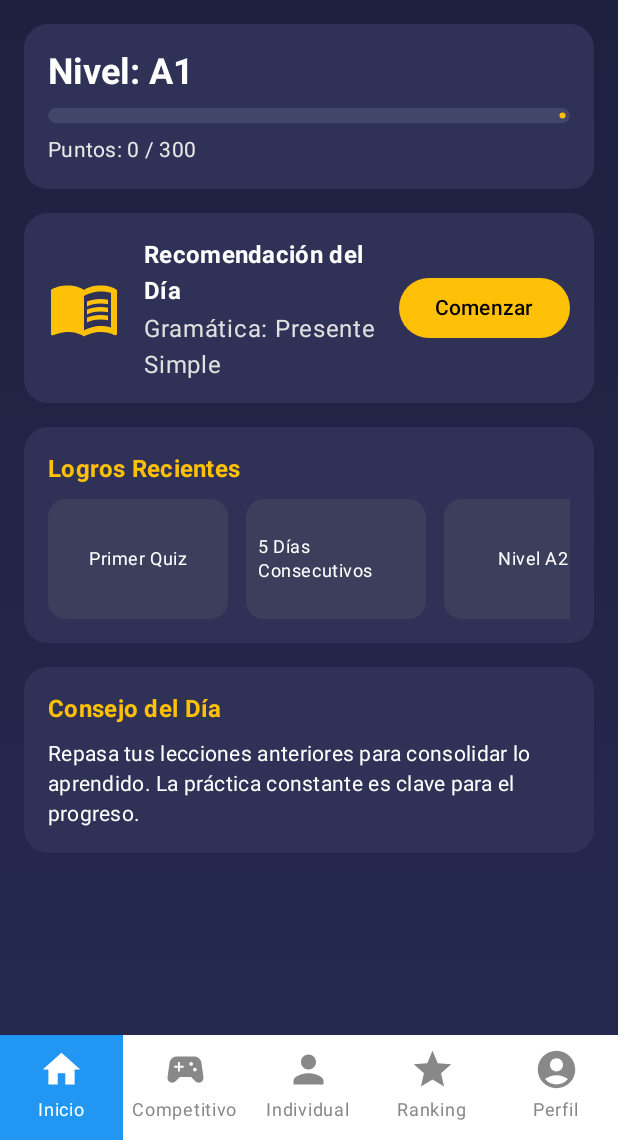
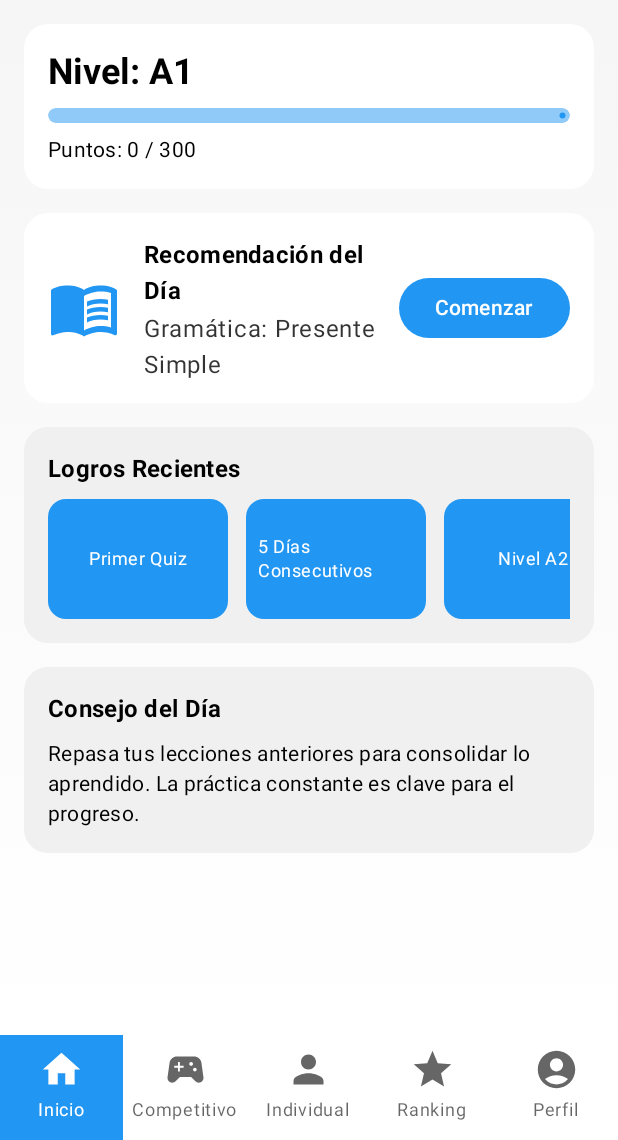
Before and after one commit to vasilon/GameGlish, an Android app built with Jetpack Compose: the HomeScreen screen opened through its navigation route, on a phone screen of 412 x 824 dp, the part 96-1236 px from its top. Run offline under Robolectric (Android 15) with nearby library versions, the phone set to English and light mode, and no system bars; our stand-ins replace Firebase (no records; nobody signed in at launch, a user with empty details on screens opened directly), Room's generated code.

Commit message:
8.2 Modo noche y modo dia para home y navbar

```diff
--- a/app/src/main/java/com/example/gameglish/ui/components/BottomNavItem.kt
+++ b/app/src/main/java/com/example/gameglish/ui/components/BottomNavItem.kt
@@ -4,6 +4,7 @@ import androidx.compose.foundation.background
 import androidx.compose.foundation.clickable
 import androidx.compose.foundation.layout.*
 import androidx.compose.material3.Icon
+import androidx.compose.material3.MaterialTheme
 import androidx.compose.material3.Text
 import androidx.compose.runtime.Composable
 import androidx.compose.runtime.getValue
@@ -15,7 +16,6 @@ import androidx.compose.ui.unit.dp
 import androidx.compose.ui.unit.sp
 import androidx.navigation.NavHostController
 import androidx.navigation.compose.currentBackStackEntryAsState
-import com.example.gameglish.ui.navigation.Screen
 import androidx.compose.material.icons.Icons
 import androidx.compose.material.icons.filled.AccountCircle
 import androidx.compose.material.icons.filled.Home
@@ -27,6 +27,8 @@ data class BottomNavItem(
     val label: String,
     val route: String,
     val icon: ImageVector,
+    // Se mantiene el color asignado para el estado seleccionado,
+    // pero se pueden crear listas similares para que concuerden con el tema.
     val selectedBackgroundColor: Color,
     val selectedIconColor: Color = Color.White
 )
@@ -72,7 +74,8 @@ fun CustomBottomNavigationBar(navController: NavHostController) {
     Row(
         modifier = Modifier
             .fillMaxWidth()
-            .background(Color.White),
+            // Usamos el color de superficie definido en el tema para el fondo general.
+            .background(MaterialTheme.colorScheme.surface),
         horizontalArrangement = Arrangement.SpaceEvenly,
         verticalAlignment = Alignment.CenterVertically
     ) {
@@ -81,7 +84,10 @@ fun CustomBottomNavigationBar(navController: NavHostController) {
             Box(
                 modifier = Modifier
                     .weight(1f)
-                    .background(if (selected) item.selectedBackgroundColor else Color.Transparent)
+                    .background(
+                        // Si está seleccionado, se muestra el color asignado; si no, transparente.
+                        color = if (selected) item.selectedBackgroundColor else Color.Transparent
+                    )
                     .clickable {
                         navController.navigate(item.route) {
                             launchSingleTop = true
@@ -94,13 +100,20 @@ fun CustomBottomNavigationBar(navController: NavHostController) {
                     Icon(
                         imageVector = item.icon,
                         contentDescription = item.label,
-                        tint = if (selected) item.selectedIconColor else Color.Gray,
+                        tint = if (selected)
+                            item.selectedIconColor
+                        else
+                        // Se usa el color onSurface del tema con menor opacidad para no seleccionados.
+                            MaterialTheme.colorScheme.onSurface.copy(alpha = 0.6f),
                         modifier = Modifier.size(30.dp)
                     )
                     Text(
                         text = item.label,
                         fontSize = 12.sp,
-                        color = if (selected) item.selectedIconColor else Color.Gray
+                        color = if (selected)
+                            item.selectedIconColor
+                        else
+                            MaterialTheme.colorScheme.onSurface.copy(alpha = 0.6f)
                     )
                 }
             }
--- a/app/src/main/java/com/example/gameglish/ui/theme/GameGlishTheme.kt
+++ /dev/null
@@ -1,17 +0,0 @@
-package com.example.gameglish.ui.theme
-
-import androidx.compose.material3.MaterialTheme
-import androidx.compose.material3.Shapes
-import androidx.compose.runtime.Composable
-
-
-
-@Composable
-fun GameGlishTheme(content: @Composable () -> Unit) {
-    MaterialTheme(
-        colorScheme = LightColorScheme,
-        typography = Typography,
-        shapes = Shapes(),
-        content = content
-    )
-}
--- a/app/src/main/java/com/example/gameglish/ui/theme/Theme.kt
+++ b/app/src/main/java/com/example/gameglish/ui/theme/Theme.kt
@@ -3,41 +3,53 @@ package com.example.gameglish.ui.theme
 import android.app.Activity
 import android.os.Build
 import androidx.compose.foundation.isSystemInDarkTheme
-import androidx.compose.material3.MaterialTheme
-import androidx.compose.material3.darkColorScheme
-import androidx.compose.material3.dynamicDarkColorScheme
-import androidx.compose.material3.dynamicLightColorScheme
-import androidx.compose.material3.lightColorScheme
+import androidx.compose.foundation.shape.RoundedCornerShape
+import androidx.compose.material3.*
 import androidx.compose.runtime.Composable
+import androidx.compose.ui.graphics.Color
+import androidx.compose.ui.graphics.toArgb
 import androidx.compose.ui.platform.LocalContext
+import androidx.compose.ui.platform.LocalView
+import androidx.compose.ui.unit.dp
+import androidx.core.view.WindowCompat
+
+val Shapes = Shapes(
+    small = RoundedCornerShape(4.dp),
+    medium = RoundedCornerShape(8.dp),
+    large = RoundedCornerShape(16.dp)
+)
 
 private val DarkColorScheme = darkColorScheme(
-    primary = Purple80,
-    secondary = PurpleGrey80,
-    tertiary = Pink80
+    primary = Color(0xFF2196F3),     // Azul para la TopBar, botones, etc.
+    secondary = Color(0xFF25294E),
+    background = Color(0xFF1D1F3E),
+    surface = Color(0xFF2F3256),
+    // surfaceVariant servirá para contenedores que destaquen más que surface
+    surfaceVariant = Color(0xFF3B3F6C),
+    onPrimary = Color.White,
+    onSecondary = Color.White,
+    onBackground = Color.White,
+    onSurface = Color.White
 )
 
-val LightColorScheme = lightColorScheme(
-    primary = Purple40,
-    secondary = PurpleGrey40,
-    tertiary = Pink40
+private val LightColorScheme = lightColorScheme(
 
-    /* Other default colors to override
-    background = Color(0xFFFFFBFE),
-    surface = Color(0xFFFFFBFE),
+    primary = Color(0xFF2196F3),     // Mismo azul para modo claro
+    secondary = Color(0xFF90CAF9),
+    background = Color(0xFFF5F5F5),
+    surface = Color.White,
+    // surfaceVariant para contenedores en modo claro, un tono gris muy claro
+    surfaceVariant = Color(0xFFF0F0F0),
     onPrimary = Color.White,
-    onSecondary = Color.White,
-    onTertiary = Color.White,
-    onBackground = Color(0xFF1C1B1F),
-    onSurface = Color(0xFF1C1B1F),
-    */
+    onSecondary = Color.Black,
+    onBackground = Color.Black,
+    onSurface = Color.Black
 )
 
 @Composable
 fun GameGlishTheme(
     darkTheme: Boolean = isSystemInDarkTheme(),
-    // Dynamic color is available on Android 12+
-    dynamicColor: Boolean = true,
+    dynamicColor: Boolean = false,
     content: @Composable () -> Unit
 ) {
     val colorScheme = when {
@@ -45,14 +57,15 @@ fun GameGlishTheme(
             val context = LocalContext.current
             if (darkTheme) dynamicDarkColorScheme(context) else dynamicLightColorScheme(context)
         }
-
         darkTheme -> DarkColorScheme
         else -> LightColorScheme
     }
 
+
     MaterialTheme(
         colorScheme = colorScheme,
         typography = Typography,
+        shapes = Shapes,
         content = content
     )
 }
--- a/app/src/main/java/com/example/gameglish/ui/view/HomeScreen.kt
+++ b/app/src/main/java/com/example/gameglish/ui/view/HomeScreen.kt
@@ -6,7 +6,6 @@ import androidx.compose.foundation.clickable
 import androidx.compose.foundation.layout.*
 import androidx.compose.foundation.lazy.LazyRow
 import androidx.compose.foundation.lazy.items
-import androidx.compose.foundation.shape.CircleShape
 import androidx.compose.foundation.shape.RoundedCornerShape
 import androidx.compose.material3.*
 import androidx.compose.material3.CardDefaults.cardElevation
@@ -15,13 +14,8 @@ import androidx.compose.ui.Alignment
 import androidx.compose.ui.Modifier
 import androidx.compose.ui.draw.clip
 import androidx.compose.ui.graphics.Brush
-import androidx.compose.ui.graphics.Color
-import androidx.compose.ui.graphics.ColorFilter
-import androidx.compose.ui.graphics.vector.ImageVector
-import androidx.compose.ui.layout.ContentScale
 import androidx.compose.ui.platform.LocalContext
 import androidx.compose.ui.res.painterResource
-import androidx.compose.ui.res.vectorResource
 import androidx.compose.ui.text.font.FontWeight
 import androidx.compose.ui.text.style.TextOverflow
 import androidx.compose.ui.unit.dp
@@ -33,7 +27,6 @@ import com.example.gameglish.data.database.GameGlishDatabase
 import com.example.gameglish.data.repository.RepositoryUsuario
 import com.example.gameglish.ui.viewmodel.LoginViewModel
 import com.google.firebase.auth.FirebaseAuth
-import kotlinx.coroutines.launch
 import kotlin.math.min
 
 @OptIn(ExperimentalMaterial3Api::class)
@@ -42,15 +35,9 @@ fun HomeScreen(
     navController: NavController,
     loginViewModel: LoginViewModel = viewModel()
 ) {
-    // -------------------------
-    // 1) Mantener Menú y Diálogo de Logout
-    // -------------------------
     var menuExpanded by remember { mutableStateOf(false) }
     var showLogoutDialog by remember { mutableStateOf(false) }
 
-    // -------------------------
-    // 2) Datos de Usuario y Progreso
-    // -------------------------
     val context = LocalContext.current
     val db = GameGlishDatabase.getDatabase(context)
     val repositoryUsuario = remember { RepositoryUsuario(db) }
@@ -59,13 +46,11 @@ fun HomeScreen(
     var userLevel by remember { mutableStateOf("A1") }
     val levels = listOf("A1", "A2", "B1", "B2", "C1", "C2", "NATIVE")
 
-    // Datos ficticios para logros y recomendación
+    // Datos ficticios
     val achievements = listOf("Primer Quiz", "5 Días Consecutivos", "Nivel A2")
     val recommendedLesson = "Gramática: Presente Simple"
 
-    // -------------------------
-    // 3) Cargar Datos de Usuario con estilo “GlobalRanking”
-    // -------------------------
+    // Carga de datos de Usuario
     LaunchedEffect(true) {
         val uid = FirebaseAuth.getInstance().currentUser?.uid ?: return@LaunchedEffect
         var usuario = repositoryUsuario.obtenerUsuarioLocal(uid)
@@ -88,7 +73,7 @@ fun HomeScreen(
         }
     }
 
-    // Al superar 300 puntos sube de nivel y reinicia a 0
+    // Subir nivel al llegar a 300 puntos
     LaunchedEffect(userPoints) {
         if (userPoints >= 300) {
             val currentIndex = levels.indexOf(userLevel)
@@ -99,29 +84,26 @@ fun HomeScreen(
         }
     }
 
-    // -------------------------
-    // 4) Scaffold con TopBar y Gradiente Oscuro
-    // (No se cambia la funcionalidad del TopBar)
-    // -------------------------
     Scaffold(
         topBar = {
-            // ¡No modificamos el color ni la funcionalidad del TopBar!
             TopAppBar(
                 title = {
                     Text(
                         text = "GameGlish",
                         fontSize = 22.sp,
                         fontWeight = FontWeight.Bold,
-                        color = Color.White
+                        color = MaterialTheme.colorScheme.onPrimary
                     )
                 },
-                colors = TopAppBarDefaults.topAppBarColors(containerColor = Color(0xFF2196F3)),
+                colors = TopAppBarDefaults.topAppBarColors(
+                    containerColor = MaterialTheme.colorScheme.primary
+                ),
                 actions = {
                     IconButton(onClick = { menuExpanded = true }) {
                         Icon(
                             painter = painterResource(id = R.drawable.baseline_account_circle_24),
                             contentDescription = "Ajustes",
-                            tint = Color.White
+                            tint = MaterialTheme.colorScheme.onPrimary
                         )
                     }
                     DropdownMenu(
@@ -147,53 +129,39 @@ fun HomeScreen(
             )
         },
         content = { paddingValues ->
-            // -------------------------
-            // Fondo con gradiente oscuro (como GlobalRankingScreen)
-            // -------------------------
-            val darkBackgroundTop = Color(0xFF1D1F3E)
-            val darkBackgroundBottom = Color(0xFF25294E)
-
+            // Gradiente de fondo usando background y surface
+            val gradientColors = listOf(
+                MaterialTheme.colorScheme.background,
+                MaterialTheme.colorScheme.surface
+            )
             Box(
                 modifier = Modifier
                     .fillMaxSize()
-                    .background(
-                        brush = Brush.verticalGradient(
-                            colors = listOf(darkBackgroundTop, darkBackgroundBottom)
-                        )
-                    )
+                    .background(brush = Brush.verticalGradient(gradientColors))
                     .padding(paddingValues)
             ) {
-                // -------------------------
-                // Contenido principal
-                // -------------------------
                 Column(
                     modifier = Modifier
                         .fillMaxSize()
                         .padding(16.dp),
                     verticalArrangement = Arrangement.spacedBy(16.dp)
                 ) {
-                    // Header con nivel y progreso
-                    DashboardHeaderDark(userLevel = userLevel, userPoints = userPoints)
+                    DashboardHeader(userLevel = userLevel, userPoints = userPoints)
 
-                    // Card de Recomendación del Día
-                    RecommendationCardDark(
+                    RecommendationCard(
                         lessonTitle = recommendedLesson,
                         onClick = { /* Navegar a la lección recomendada */ }
                     )
 
-                    // Sección de Logros Recientes
-                    AchievementsSectionDark(achievements = achievements)
+                    AchievementsSection(achievements = achievements)
 
-                    // Sección de “Noticias” o “Consejo”
-                    NewsSectionDark()
+                    NewsSection()
                 }
             }
         }
     )
 
-    // -------------------------
     // Diálogo de Logout
-    // -------------------------
     if (showLogoutDialog) {
         AlertDialog(
             onDismissRequest = { showLogoutDialog = false },
@@ -222,19 +190,16 @@ fun HomeScreen(
 }
 
 /**
- * DashboardHeader con estilo oscuro y barras en color amarillo,
- * similar a la línea de diseño de GlobalRankingScreen.
+ * DashboardHeader que se adapta a cualquier modo, usando los colores del tema.
  */
 @Composable
-fun DashboardHeaderDark(userLevel: String, userPoints: Int) {
-    // Progreso normalizado (de 0.0 a 1.0)
+fun DashboardHeader(userLevel: String, userPoints: Int) {
     val progress = min(userPoints / 300f, 1f)
-    // Card oscura
     Card(
         modifier = Modifier.fillMaxWidth(),
-        colors = CardDefaults.cardColors(containerColor = Color(0xFF2F3256)),
-        elevation = cardElevation(0.dp),
-        shape = RoundedCornerShape(16.dp)
+        colors = CardDefaults.cardColors(containerColor = MaterialTheme.colorScheme.surface),
+        shape = RoundedCornerShape(16.dp),
+        elevation = cardElevation(0.dp)
     ) {
         Column(
             modifier = Modifier.padding(16.dp),
@@ -243,32 +208,31 @@ fun DashboardHeaderDark(userLevel: String, userPoints: Int) {
             Text(
                 text = "Nivel: $userLevel",
                 style = MaterialTheme.typography.headlineSmall.copy(fontWeight = FontWeight.Bold),
-                color = Color.White
+                color = MaterialTheme.colorScheme.onSurface
             )
-            // Barra de progreso, usando un color dorado
             LinearProgressIndicator(
                 progress = progress,
                 modifier = Modifier
                     .fillMaxWidth()
                     .height(10.dp)
                     .clip(RoundedCornerShape(5.dp)),
-                color = Color(0xFFFFC107),
-                trackColor = Color(0xFF424769)
+                color = MaterialTheme.colorScheme.primary,
+                trackColor = MaterialTheme.colorScheme.secondary
             )
             Text(
                 text = "Puntos: $userPoints / 300",
                 style = MaterialTheme.typography.bodyMedium,
-                color = Color(0xFFE8E8E8)
+                color = MaterialTheme.colorScheme.onSurface
             )
         }
     }
 }
 
 /**
- * Tarjeta de recomendación con fondo oscuro
+ * Tarjeta de recomendación usando el color primario para ícono y botón.
  */
 @Composable
-fun RecommendationCardDark(
+fun RecommendationCard(
     lessonTitle: String,
     onClick: () -> Unit
 ) {
@@ -277,18 +241,17 @@ fun RecommendationCardDark(
             .fillMaxWidth()
             .clickable { onClick() },
         shape = RoundedCornerShape(16.dp),
-        colors = CardDefaults.cardColors(containerColor = Color(0xFF2F3256)),
+        colors = CardDefaults.cardColors(containerColor = MaterialTheme.colorScheme.surface),
         elevation = cardElevation(0.dp)
     ) {
         Row(
             modifier = Modifier.padding(16.dp),
             verticalAlignment = Alignment.CenterVertically
         ) {
-            // Ícono de libro
             Icon(
                 painter = painterResource(id = R.drawable.baseline_menu_book_24),
                 contentDescription = null,
-                tint = Color(0xFFFFC107),
+                tint = MaterialTheme.colorScheme.primary,
                 modifier = Modifier.size(48.dp)
             )
             Spacer(modifier = Modifier.width(16.dp))
@@ -296,60 +259,65 @@ fun RecommendationCardDark(
                 Text(
                     text = "Recomendación del Día",
                     style = MaterialTheme.typography.titleMedium.copy(fontWeight = FontWeight.Bold),
-                    color = Color.White
+                    color = MaterialTheme.colorScheme.onSurface
                 )
                 Spacer(modifier = Modifier.height(4.dp))
                 Text(
                     text = lessonTitle,
                     style = MaterialTheme.typography.bodyLarge,
-                    color = Color(0xFFE0E0E0)
+                    color = MaterialTheme.colorScheme.onSurface.copy(alpha = 0.8f)
                 )
             }
             Spacer(modifier = Modifier.width(16.dp))
             Button(
                 onClick = onClick,
-                colors = ButtonDefaults.buttonColors(containerColor = Color(0xFFFFC107))
+                colors = ButtonDefaults.buttonColors(containerColor = MaterialTheme.colorScheme.primary)
             ) {
-                Text("Comenzar", color = Color.Black)
+                Text("Comenzar", color = MaterialTheme.colorScheme.onPrimary)
             }
         }
     }
 }
 
 /**
- * Logros Recientes con un estilo oscuro y tarjetas más pequeñas
+ * Sección de Logros con contenedor `surfaceVariant` y tarjetas en color primario
+ * para que destaquen.
  */
 @Composable
-fun AchievementsSectionDark(achievements: List<String>) {
+fun AchievementsSection(achievements: List<String>) {
     Column(
         modifier = Modifier
             .fillMaxWidth()
             .clip(RoundedCornerShape(16.dp))
-            .background(Color(0xFF2F3256))
+            // surfaceVariant para que resalte un poco más que el fondo y surface
+            .background(MaterialTheme.colorScheme.surfaceVariant)
             .padding(16.dp)
     ) {
         Text(
             text = "Logros Recientes",
             style = MaterialTheme.typography.titleMedium.copy(fontWeight = FontWeight.Bold),
-            color = Color(0xFFFFC107)
+            color = MaterialTheme.colorScheme.onSurface
         )
         Spacer(modifier = Modifier.height(8.dp))
         LazyRow(horizontalArrangement = Arrangement.spacedBy(12.dp)) {
             items(achievements) { achievement ->
-                AchievementCardDark(achievement)
+                AchievementCard(achievement)
             }
         }
     }
 }
 
 /**
- * Tarjetita oscura para cada logro
+ * Tarjeta de logro en color primario para destacar aún más.
  */
 @Composable
-fun AchievementCardDark(achievement: String) {
+fun AchievementCard(achievement: String) {
     Card(
         shape = RoundedCornerShape(12.dp),
-        colors = CardDefaults.cardColors(containerColor = Color(0xFF3C3F5B)),
+        colors = CardDefaults.cardColors(
+            containerColor = MaterialTheme.colorScheme.primary,
+            contentColor = MaterialTheme.colorScheme.onPrimary
+        ),
         elevation = cardElevation(0.dp),
         modifier = Modifier.requiredSize(width = 120.dp, height = 80.dp)
     ) {
@@ -361,7 +329,7 @@ fun AchievementCardDark(achievement: String) {
         ) {
             Text(
                 text = achievement,
-                style = MaterialTheme.typography.bodySmall.copy(color = Color.White),
+                style = MaterialTheme.typography.bodySmall,
                 maxLines = 2,
                 overflow = TextOverflow.Ellipsis
             )
@@ -370,13 +338,13 @@ fun AchievementCardDark(achievement: String) {
 }
 
 /**
- * Sección de Noticias / Consejo con estilo oscuro
+ * Sección de Noticias / Consejo con contenedor `surfaceVariant`.
  */
 @Composable
-fun NewsSectionDark() {
+fun NewsSection() {
     Card(
         shape = RoundedCornerShape(16.dp),
-        colors = CardDefaults.cardColors(containerColor = Color(0xFF2F3256)),
+        colors = CardDefaults.cardColors(containerColor = MaterialTheme.colorScheme.surfaceVariant),
         elevation = cardElevation(0.dp),
         modifier = Modifier.fillMaxWidth()
     ) {
@@ -384,12 +352,14 @@ fun NewsSectionDark() {
             Text(
                 text = "Consejo del Día",
                 style = MaterialTheme.typography.titleMedium.copy(fontWeight = FontWeight.Bold),
-                color = Color(0xFFFFC107)
+                color = MaterialTheme.colorScheme.onSurface
             )
             Spacer(modifier = Modifier.height(8.dp))
             Text(
-                text = "Repasa tus lecciones anteriores para consolidar lo aprendido. La práctica constante es clave para el progreso.",
-                style = MaterialTheme.typography.bodyMedium.copy(color = Color.White)
+                text = "Repasa tus lecciones anteriores para consolidar lo aprendido. " +
+                        "La práctica constante es clave para el progreso.",
+                style = MaterialTheme.typography.bodyMedium,
+                color = MaterialTheme.colorScheme.onSurface
             )
         }
     }
```
